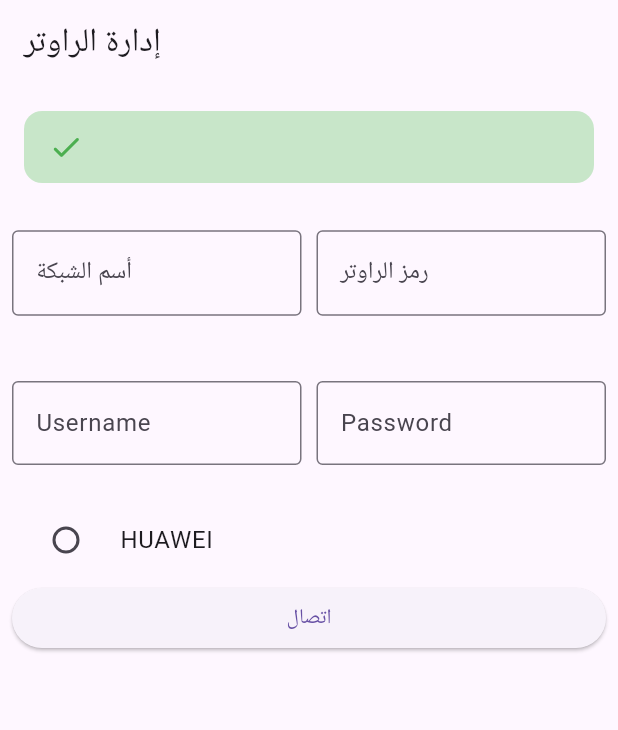
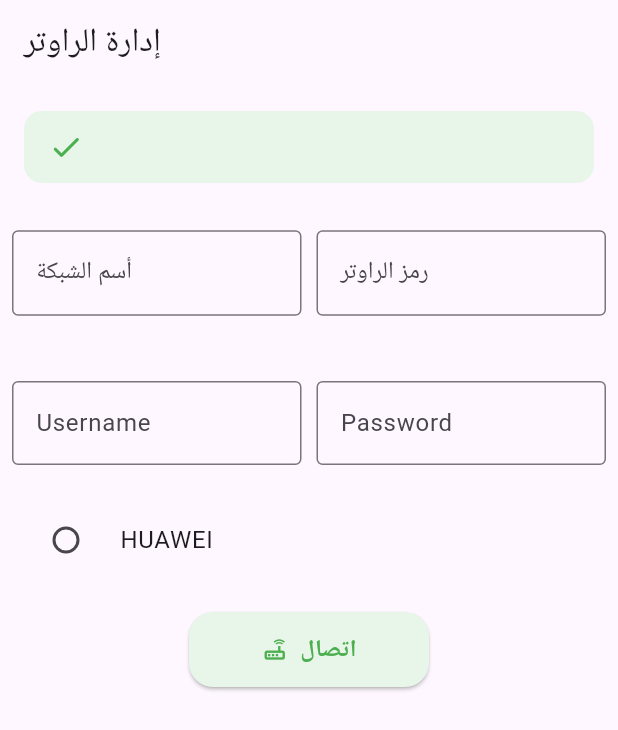
Before and after one commit to ka6rar/router, a Flutter app: the screen it shows after launch, on a phone screen of 412 x 824 dp. Shown: the top 730 px of the screen. Run offline on Flutter 3.47's test engine with Material 3 defaults, Android fonts, the phone set to English and light mode, and no system bars; our stand-ins replace app_links, connectivity_plus, firebase_core, webview_flutter; missing offline and left inert: network_info_plus; accounts and stored records are empty.

```diff
--- a/lib/main.dart
+++ b/lib/main.dart
@@ -263,34 +263,7 @@ class _AutoRouterLoginState extends State<AutoRouterLogin> {
                   child: const Text('نهاء'),
                 ),
 
-              Container(
-                width: double.infinity,
-                padding: const EdgeInsets.symmetric(horizontal: 16.0, vertical: 12.0),
-                margin: const EdgeInsets.symmetric(horizontal: 8.0, vertical: 10.0),
-                decoration: BoxDecoration(
-                  color: _statusMessage.contains('خطأ') ? Colors.red.shade800 : Colors.green.shade100,
-                  borderRadius: BorderRadius.circular(12.0),
-                ),
-                child: Row(
-                  children: [
-                    Icon(
-                      _statusMessage.contains('خطأ') ? Icons.close_rounded : Icons.check_rounded,
-                      color: Colors.green,
-                    ),
-                    const SizedBox(width: 10),
-                    Expanded(
-                      child: Text(
-                        _statusMessage,
-                        style: const TextStyle(
-                          color: Colors.green,
-                          fontSize: 15,
-                          fontWeight: FontWeight.w500,
-                        ),
-                      ),
-                    ),
-                  ],
-                ),
-              ),
+               statusMsg(),
 
               Expanded(
                 child: _showWebView
@@ -400,7 +373,7 @@ class _AutoRouterLoginState extends State<AutoRouterLogin> {
                       Padding(
                         padding: const EdgeInsets.all(16.0),
                         child: DropdownButtonFormField<String>(
-                          decoration: InputDecoration(
+                          decoration: const InputDecoration(
                               border: OutlineInputBorder()
                           ),
                           value: selectedVlan,
@@ -418,10 +391,41 @@ class _AutoRouterLoginState extends State<AutoRouterLogin> {
                           },
                         ),
                       ),
+                    const SizedBox(height: 20,),
+                    Column(
+                      crossAxisAlignment: CrossAxisAlignment.center,
+                      mainAxisAlignment: MainAxisAlignment.center,
+                      children: [
+                        ElevatedButton(
+                          style: ButtonStyle(
+                            backgroundColor: WidgetStatePropertyAll(Colors.green.shade50),
+                            overlayColor: WidgetStatePropertyAll(Colors.green.shade100.withOpacity(0.3)),
+                            shape: WidgetStatePropertyAll(
+                              RoundedRectangleBorder(
+                                borderRadius: BorderRadius.circular(16),
+                              ),
+                            ),
+                            fixedSize: const WidgetStatePropertyAll(Size(160, 50)),
+                          ),
+                          onPressed: _isLoading ? null : runRouterAuth,
+                          child: Row(
+                            mainAxisAlignment: MainAxisAlignment.center,
+                            children: const [
+                              Icon(Icons.router_outlined, color: Colors.green),
+                              SizedBox(width: 8),
+                              Text(
+                                'اتصال',
+                                style: TextStyle(
+                                  color: Colors.green,
+                                  fontWeight: FontWeight.bold,
+                                  fontSize: 16,
+                                ),
+                              ),
+                            ],
+                          ),
+                        ),
 
-                    ElevatedButton(
-                      onPressed: _isLoading ? null : runRouterAuth,
-                      child: const Text('اتصال'),
+                      ],
                     ),
                     if (_isLoading) const CircularProgressIndicator(),
                   ],
@@ -433,4 +437,35 @@ class _AutoRouterLoginState extends State<AutoRouterLogin> {
       ),
     );
   }
+
+  statusMsg() {
+    return Container(
+      width: double.infinity,
+      padding: const EdgeInsets.symmetric(horizontal: 16.0, vertical: 12.0),
+      margin: const EdgeInsets.symmetric(horizontal: 8.0, vertical: 10.0),
+      decoration: BoxDecoration(
+        color: _statusMessage.contains('خطأ') ? Colors.red.shade800 : Colors.green.shade50,
+        borderRadius: BorderRadius.circular(12.0),
+      ),
+      child: Row(
+        children: [
+          Icon(
+            _statusMessage.contains('خطأ') ? Icons.close_rounded : Icons.check_rounded,
+            color: Colors.green,
+          ),
+          const SizedBox(width: 10),
+          Expanded(
+            child: Text(
+              _statusMessage,
+              style: const TextStyle(
+                color: Colors.green,
+                fontSize: 15,
+                fontWeight: FontWeight.w500,
+              ),
+            ),
+          ),
+        ],
+      ),
+    );
+  }
 }
```
